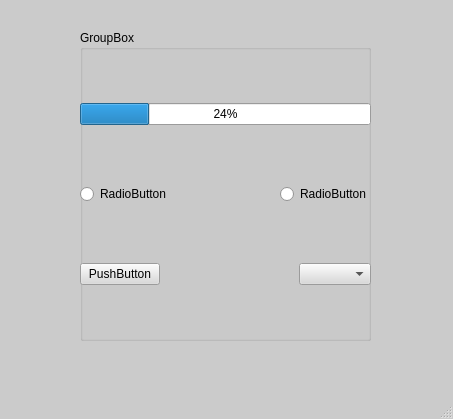
Above: 35. Counter/Counter/mainwindow.ui from isaev4lex/NetologyCPPhw before the change. Below: the same form after it.
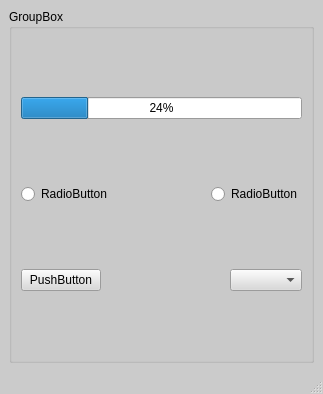
That is the form after the change.

```diff
--- a/35. Counter/Counter/mainwindow.ui
+++ b/35. Counter/Counter/mainwindow.ui
@@ -6,8 +6,8 @@
    <rect>
     <x>0</x>
     <y>0</y>
-    <width>453</width>
-    <height>419</height>
+    <width>323</width>
+    <height>394</height>
    </rect>
   </property>
   <property name="palette">
@@ -483,15 +483,9 @@
    <string>MainWindow</string>
   </property>
   <widget class="QWidget" name="centralwidget">
+   <layout class="QHBoxLayout" name="horizontalLayout_3">
+    <item>
    <widget class="QGroupBox" name="groupBox">
-    <property name="geometry">
-     <rect>
-      <x>80</x>
-      <y>30</y>
-      <width>291</width>
-      <height>311</height>
-     </rect>
-    </property>
     <property name="palette">
      <palette>
       <active>
@@ -964,15 +958,8 @@
     <property name="title">
      <string>GroupBox</string>
     </property>
-    <widget class="QWidget" name="verticalLayoutWidget">
-     <property name="geometry">
-      <rect>
-       <x>0</x>
-       <y>20</y>
-       <width>291</width>
-       <height>291</height>
-      </rect>
-     </property>
+      <layout class="QHBoxLayout" name="horizontalLayout_4">
+       <item>
      <layout class="QVBoxLayout" name="verticalLayout">
       <item>
        <widget class="QProgressBar" name="progressBar">
@@ -1040,8 +1027,11 @@
        </layout>
       </item>
      </layout>
-    </widget>
-   </widget>
+       </item>
+      </layout>
+     </widget>
+    </item>
+   </layout>
   </widget>
   <widget class="QMenuBar" name="menubar">
    <property name="geometry">
```
Left out of the diff: 2 changed lines with no effect on the pictures. Lines whose indentation alone changed are shown as unchanged.
